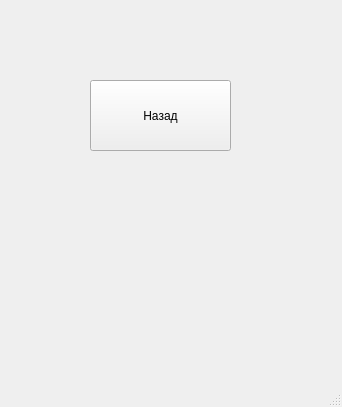
Above: Diary_2/createnote.ui from fooxer9/Diary before the change. Below: the same form after it.
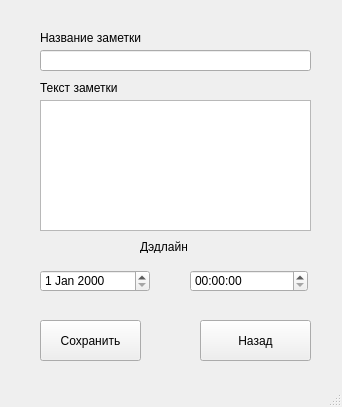
That is the form after the change.

Patch:
```diff
--- a/Diary_2/createnote.ui
+++ b/Diary_2/createnote.ui
@@ -17,16 +17,118 @@
    <widget class="QPushButton" name="pushButton">
     <property name="geometry">
      <rect>
-      <x>90</x>
-      <y>80</y>
-      <width>141</width>
-      <height>71</height>
+      <x>200</x>
+      <y>320</y>
+      <width>111</width>
+      <height>41</height>
      </rect>
     </property>
     <property name="text">
      <string>Назад</string>
     </property>
    </widget>
+   <widget class="QPushButton" name="saveNoteButton">
+    <property name="geometry">
+     <rect>
+      <x>40</x>
+      <y>320</y>
+      <width>101</width>
+      <height>41</height>
+     </rect>
+    </property>
+    <property name="text">
+     <string>Сохранить</string>
+    </property>
+   </widget>
+   <widget class="QLineEdit" name="titleEdit">
+    <property name="geometry">
+     <rect>
+      <x>40</x>
+      <y>50</y>
+      <width>271</width>
+      <height>21</height>
+     </rect>
+    </property>
+    <property name="text">
+     <string/>
+    </property>
+   </widget>
+   <widget class="QTextEdit" name="textEdit">
+    <property name="geometry">
+     <rect>
+      <x>40</x>
+      <y>100</y>
+      <width>271</width>
+      <height>131</height>
+     </rect>
+    </property>
+    <property name="html">
+     <string>&lt;!DOCTYPE HTML PUBLIC &quot;-//W3C//DTD HTML 4.0//EN&quot; &quot;http://www.w3.org/TR/REC-html40/strict.dtd&quot;&gt;
+&lt;html&gt;&lt;head&gt;&lt;meta name=&quot;qrichtext&quot; content=&quot;1&quot; /&gt;&lt;style type=&quot;text/css&quot;&gt;
+p, li { white-space: pre-wrap; }
+&lt;/style&gt;&lt;/head&gt;&lt;body style=&quot; font-family:'MS Shell Dlg 2'; font-size:8.25pt; font-weight:400; font-style:normal;&quot;&gt;
+&lt;p style=&quot;-qt-paragraph-type:empty; margin-top:0px; margin-bottom:0px; margin-left:0px; margin-right:0px; -qt-block-indent:0; text-indent:0px;&quot;&gt;&lt;br /&gt;&lt;/p&gt;&lt;/body&gt;&lt;/html&gt;</string>
+    </property>
+   </widget>
+   <widget class="QLabel" name="label">
+    <property name="geometry">
+     <rect>
+      <x>140</x>
+      <y>240</y>
+      <width>47</width>
+      <height>13</height>
+     </rect>
+    </property>
+    <property name="text">
+     <string>Дэдлайн:</string>
+    </property>
+   </widget>
+   <widget class="QDateEdit" name="dateEdit">
+    <property name="geometry">
+     <rect>
+      <x>40</x>
+      <y>270</y>
+      <width>110</width>
+      <height>22</height>
+     </rect>
+    </property>
+   </widget>
+   <widget class="QTimeEdit" name="timeEdit">
+    <property name="geometry">
+     <rect>
+      <x>190</x>
+      <y>270</y>
+      <width>118</width>
+      <height>22</height>
+     </rect>
+    </property>
+   </widget>
+   <widget class="QLabel" name="label_2">
+    <property name="geometry">
+     <rect>
+      <x>40</x>
+      <y>30</y>
+      <width>111</width>
+      <height>16</height>
+     </rect>
+    </property>
+    <property name="text">
+     <string>Название заметки</string>
+    </property>
+   </widget>
+   <widget class="QLabel" name="label_3">
+    <property name="geometry">
+     <rect>
+      <x>40</x>
+      <y>80</y>
+      <width>101</width>
+      <height>16</height>
+     </rect>
+    </property>
+    <property name="text">
+     <string>Текст заметки</string>
+    </property>
+   </widget>
   </widget>
   <widget class="QMenuBar" name="menubar">
    <property name="geometry">
```
Left out of the diff: 2 changed lines with no effect on the pictures.
